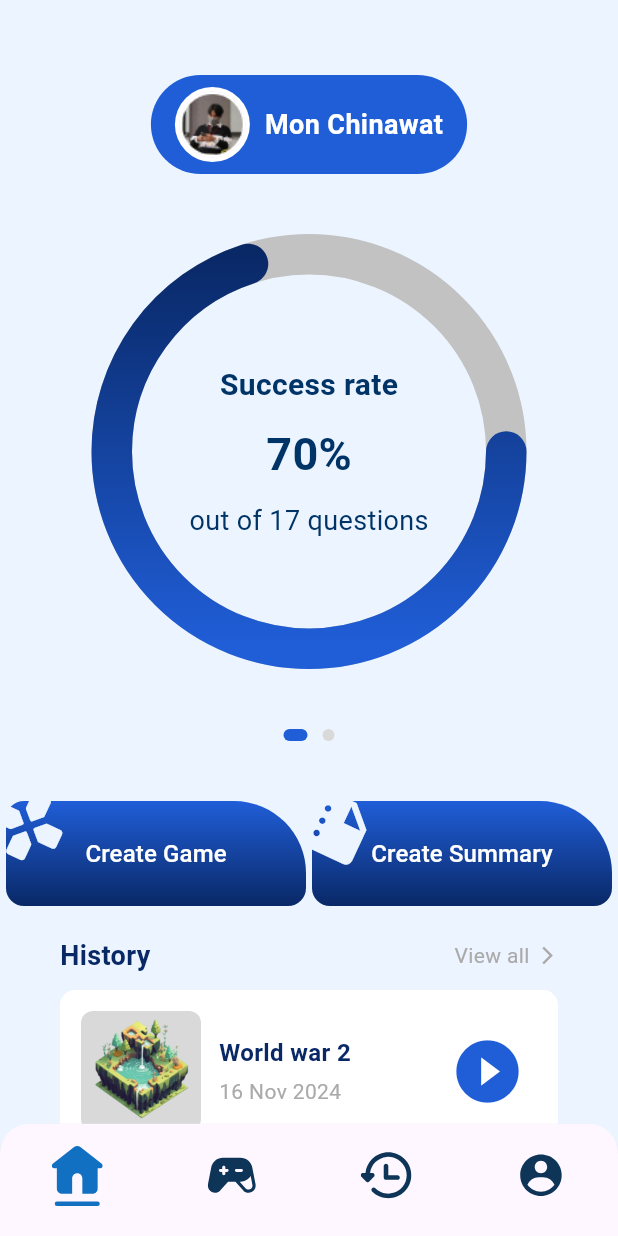
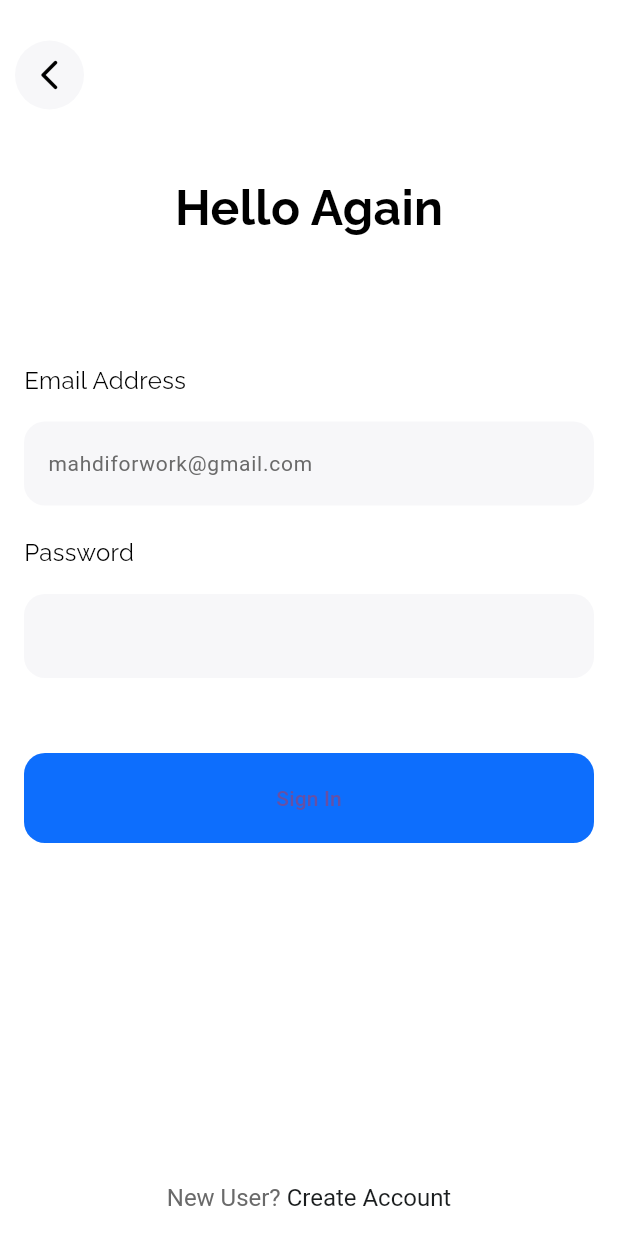
Before and after one commit to BetterACS/brainboost, a Flutter app: the screen it shows after launch, on a phone screen of 412 x 824 dp. Run offline on Flutter 3.47's test engine with Material 3 defaults, Android fonts, the phone set to English and light mode, and no system bars; our stand-ins replace firebase_auth, firebase_core, flutter_svg, fluttertoast, go_router, google_fonts; accounts and stored records are empty; generated files the repository leaves out were written again.

Commit message:
Init firebase and Auth

```diff
--- a/lib/router/router.dart
+++ b/lib/router/router.dart
@@ -10,7 +10,7 @@ final _rootNavigatorKey = GlobalKey<NavigatorState>(debugLabel: 'root');
 
 final router = GoRouter(
   navigatorKey: _rootNavigatorKey,
-  initialLocation: Routes.homePage,
+  initialLocation: '/home-wrapper',
 
   /// Define routes here.
   routes: [
@@ -21,6 +21,19 @@ final router = GoRouter(
     ///   builder: (context, state) => const SimplePage(),
     /// ),
     ///
+    GoRoute(
+      path: '/home-wrapper',
+      builder: (context, state) => const LoadingHomeWrapper()
+    ),
+    GoRoute(
+      path: '/login',
+      builder: (context, state) => Login()
+    ),
+    GoRoute(
+      path: '/signup',
+      builder: (context, state) => Signup()
+    ),
+
     GoRoute(
       path: Routes.settingsPage,
       builder: (context, state) => const SettingsPage()
--- a/lib/screens/all.dart
+++ b/lib/screens/all.dart
@@ -7,3 +7,6 @@ export 'mygames.dart';
 export 'results.dart';
 export 'game_quiz.dart';
 export 'game_screen.dart';
+export 'login.dart';
+export 'signup.dart';
+export 'loading_home_wrapper.dart';
--- /dev/null
+++ b/lib/screens/login.dart
@@ -0,0 +1,190 @@
+// import 'package:brainboost/screens/register.dart';
+import 'package:brainboost/services/auth_services.dart';
+import 'package:flutter/gestures.dart';
+import 'package:flutter/material.dart';
+import 'package:google_fonts/google_fonts.dart';
+import 'package:go_router/go_router.dart';
+
+class Login extends StatelessWidget {
+  Login({super.key});
+
+  final TextEditingController _emailController = TextEditingController();
+  final TextEditingController _passwordController = TextEditingController();
+
+  @override
+  Widget build(BuildContext context) {
+    return Scaffold(
+      backgroundColor: Colors.white,
+      resizeToAvoidBottomInset: true,
+      bottomNavigationBar: _signup(context),
+      appBar: AppBar(
+        backgroundColor: Colors.transparent,
+        elevation: 0,
+        toolbarHeight: 100,
+        leading: GestureDetector(
+          onTap: () {
+            Navigator.pop(context);
+          },
+          child: Container(
+            margin: const EdgeInsets.only(left: 10),
+            decoration: const BoxDecoration(
+                color: Color(0xffF7F7F9), shape: BoxShape.circle),
+            child: const Center(
+              child: Icon(
+                Icons.arrow_back_ios_new_rounded,
+                color: Colors.black,
+              ),
+            ),
+          ),
+        ),
+      ),
+      body: SafeArea(
+        child: SingleChildScrollView(
+          padding: const EdgeInsets.symmetric(horizontal: 16, vertical: 16),
+          child: Column(
+            mainAxisAlignment: MainAxisAlignment.start,
+            children: [
+              Center(
+                child: Text(
+                  'Hello Again',
+                  style: GoogleFonts.raleway(
+                      textStyle: const TextStyle(
+                          color: Colors.black,
+                          fontWeight: FontWeight.bold,
+                          fontSize: 32)),
+                ),
+              ),
+              const SizedBox(
+                height: 80,
+              ),
+              _emailAddress(),
+              const SizedBox(
+                height: 20,
+              ),
+              _password(),
+              const SizedBox(
+                height: 50,
+              ),
+              _signin(context),
+            ],
+          ),
+        ),
+      ),
+    );
+  }
+
+  Widget _emailAddress() {
+    return Column(
+      mainAxisAlignment: MainAxisAlignment.start,
+      crossAxisAlignment: CrossAxisAlignment.start,
+      children: [
+        Text(
+          'Email Address',
+          style: GoogleFonts.raleway(
+              textStyle: const TextStyle(
+                  color: Colors.black,
+                  fontWeight: FontWeight.normal,
+                  fontSize: 16)),
+        ),
+        const SizedBox(
+          height: 16,
+        ),
+        TextField(
+          controller: _emailController,
+          decoration: InputDecoration(
+              filled: true,
+              hintText: 'mahdiforwork@gmail.com',
+              hintStyle: const TextStyle(
+                  color: Color(0xff6A6A6A),
+                  fontWeight: FontWeight.normal,
+                  fontSize: 14),
+              fillColor: const Color(0xffF7F7F9),
+              border: OutlineInputBorder(
+                  borderSide: BorderSide.none,
+                  borderRadius: BorderRadius.circular(14))),
+        )
+      ],
+    );
+  }
+
+  Widget _password() {
+    return Column(
+      mainAxisAlignment: MainAxisAlignment.start,
+      crossAxisAlignment: CrossAxisAlignment.start,
+      children: [
+        Text(
+          'Password',
+          style: GoogleFonts.raleway(
+              textStyle: const TextStyle(
+                  color: Colors.black,
+                  fontWeight: FontWeight.normal,
+                  fontSize: 16)),
+        ),
+        const SizedBox(
+          height: 16,
+        ),
+        TextField(
+          obscureText: true,
+          controller: _passwordController,
+          decoration: InputDecoration(
+              filled: true,
+              fillColor: const Color(0xffF7F7F9),
+              border: OutlineInputBorder(
+                  borderSide: BorderSide.none,
+                  borderRadius: BorderRadius.circular(14))),
+        )
+      ],
+    );
+  }
+
+  Widget _signin(BuildContext context) {
+    return ElevatedButton(
+      style: ElevatedButton.styleFrom(
+        backgroundColor: const Color(0xff0D6EFD),
+        shape: RoundedRectangleBorder(
+          borderRadius: BorderRadius.circular(14),
+        ),
+        minimumSize: const Size(double.infinity, 60),
+        elevation: 0,
+      ),
+      onPressed: () async {
+        await AuthService().signin(
+            email: _emailController.text,
+            password: _passwordController.text,
+            context: context);
+      },
+      child: const Text("Sign In"),
+    );
+  }
+
+  Widget _signup(BuildContext context) {
+    return Padding(
+      padding: const EdgeInsets.only(bottom: 16),
+      child: RichText(
+          textAlign: TextAlign.center,
+          text: TextSpan(children: [
+            const TextSpan(
+              text: "New User? ",
+              style: TextStyle(
+                  color: Color(0xff6A6A6A),
+                  fontWeight: FontWeight.normal,
+                  fontSize: 16),
+            ),
+            TextSpan(
+                text: "Create Account",
+                style: const TextStyle(
+                    color: Color(0xff1A1D1E),
+                    fontWeight: FontWeight.normal,
+                    fontSize: 16),
+                recognizer: TapGestureRecognizer()
+                  ..onTap = () {
+                    // Navigator.push(
+                    //   context,
+                    //   MaterialPageRoute(builder: (context) => Signup()),
+                    // );
+                    context.push("/signup");
+                  }),
+          ])),
+    );
+  }
+}
--- /dev/null
+++ b/lib/services/auth_services.dart
@@ -0,0 +1,81 @@
+import 'package:firebase_auth/firebase_auth.dart';
+import 'package:flutter/material.dart';
+import 'package:fluttertoast/fluttertoast.dart';
+import 'package:go_router/go_router.dart';
+// import '../pages/home/home.dart';
+// import '../pages/login/login.dart';
+// import 'package:brainboost/screens/home.dart';
+// import 'package:brainboost/screens/login.dart';
+
+class AuthService {
+  Future<void> signup(
+      {required String email,
+      required String password,
+      required BuildContext context}) async {
+    try {
+      await FirebaseAuth.instance
+          .createUserWithEmailAndPassword(email: email, password: password);
+
+      await Future.delayed(const Duration(seconds: 1));
+      // Navigator.pushReplacement(context,
+      //     MaterialPageRoute(builder: (BuildContext context) => const Home()));
+      // ignore: use_build_context_synchronously
+      context.push("/home");
+    } on FirebaseAuthException catch (e) {
+      String message = '';
+      if (e.code == 'weak-password') {
+        message = 'The password provided is too weak.';
+      } else if (e.code == 'email-already-in-use') {
+        message = 'An account already exists with that email.';
+      }
+      Fluttertoast.showToast(
+        msg: message,
+        toastLength: Toast.LENGTH_LONG,
+        gravity: ToastGravity.SNACKBAR,
+        backgroundColor: Colors.black54,
+        textColor: Colors.white,
+        fontSize: 14.0,
+      );
+    } catch (e) {}
+  }
+
+  Future<void> signin(
+      {required String email,
+      required String password,
+      required BuildContext context}) async {
+    try {
+      await FirebaseAuth.instance
+          .signInWithEmailAndPassword(email: email, password: password);
+
+      await Future.delayed(const Duration(seconds: 1));
+      // Navigator.pushReplacement(context,
+      //     MaterialPageRoute(builder: (BuildContext context) => const Home()));
+      // ignore: use_build_context_synchronously
+      context.push("/home");
+    } on FirebaseAuthException catch (e) {
+      String message = '';
+      if (e.code == 'invalid-email') {
+        message = 'No user found for that email.';
+      } else if (e.code == 'invalid-credential') {
+        message = 'Wrong password provided for that user.';
+      }
+      Fluttertoast.showToast(
+        msg: message,
+        toastLength: Toast.LENGTH_LONG,
+        gravity: ToastGravity.SNACKBAR,
+        backgroundColor: Colors.black54,
+        textColor: Colors.white,
+        fontSize: 14.0,
+      );
+    } catch (e) {}
+  }
+
+  Future<void> signout({required BuildContext context}) async {
+    await FirebaseAuth.instance.signOut();
+    await Future.delayed(const Duration(seconds: 1));
+    // Navigator.pushReplacement(
+    //     context, MaterialPageRoute(builder: (BuildContext context) => Login()));
+    // ignore: use_build_context_synchronously
+    await context.push("/login");
+  }
+}
--- a/pubspec.yaml
+++ b/pubspec.yaml
@@ -32,6 +32,10 @@ dependencies:
   flutter:
     sdk: flutter
   go_router: ^14.6.2
+  firebase_core: ^3.10.1
+  google_fonts: ^6.2.1
+  firebase_auth: ^5.4.1
+  fluttertoast: ^8.2.10
 
 
   # The following adds the Cupertino Icons font to your application.
```
Also changed, not shown: lib/main.dart (+7 -1 lines), lib/screens/loading_home_wrapper.dart (added, +34 -0 lines), lib/screens/signup.dart (added, +182 -0 lines), firebase.json (added), pubspec.lock, 4 other files.
